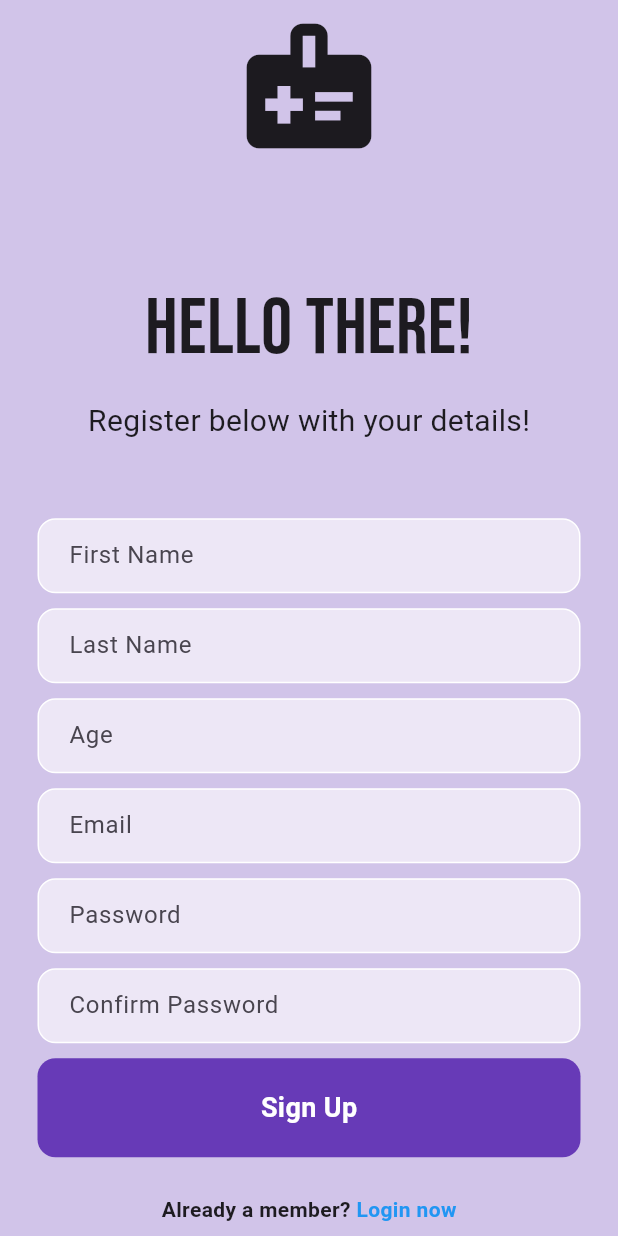
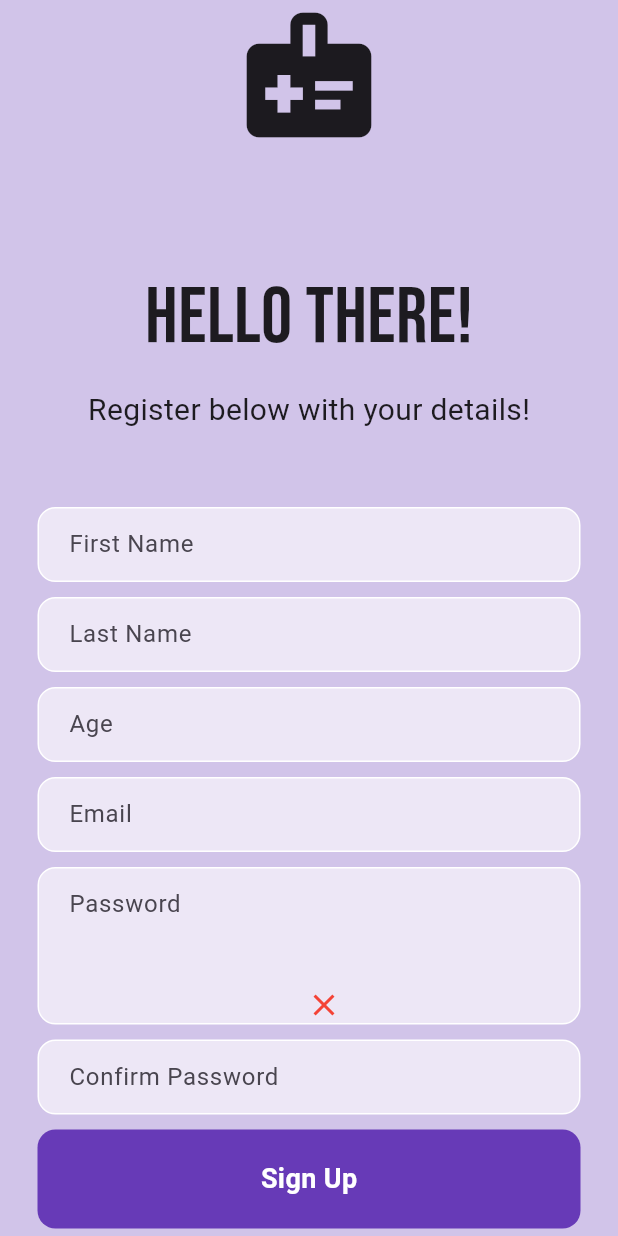
Before and after one commit to SmartHealthProject/waitingRoom_form, a Flutter app: the RegisterPage screen opened directly with empty values, on a phone screen of 412 x 824 dp. Run offline on Flutter 3.47's test engine with Material 3 defaults, Android fonts, the phone set to English and light mode, and no system bars; our stand-ins replace cloud_firestore, firebase_auth, firebase_core, google_fonts; accounts and stored records are empty.

Commit message:
password validation

```diff
--- a/lib/pages/register_page.dart
+++ b/lib/pages/register_page.dart
@@ -24,6 +24,9 @@ class _RegisterPageState extends State<RegisterPage> {
   final _firstNameController = TextEditingController();
   final _lastNameController = TextEditingController();
   final _ageController = TextEditingController();
+
+  bool isPasswordValid = false;
+  String passwordValidationMessage = '';
 
   @override
   void dispose(){
@@ -73,6 +76,21 @@ class _RegisterPageState extends State<RegisterPage> {
       return false;
     }
   }
+
+  void validatePassword(String passwordToValidate) {
+    String pattern =
+      r'^(?=.*?[A-Z])(?=.*?[a-z])(?=.*?[0-9])(?=.*?[!@#\$&*~]).{15,}$';
+    RegExp regExp = RegExp(pattern);
+    setState(() {
+      isPasswordValid = regExp.hasMatch(passwordToValidate);
+      if (!isPasswordValid) {
+        passwordValidationMessage =
+            'Password must be at least 15 characters long, include an uppercase letter, a lowercase letter, a number, and a special character.';
+      } else {
+        passwordValidationMessage = 'Password looks good!';
+      }
+    });
+}
 
   @override
   Widget build(BuildContext context) {
@@ -213,13 +231,30 @@ class _RegisterPageState extends State<RegisterPage> {
                       ),
                       child: Padding(
                         padding: const EdgeInsets.only(left: 20.0),
-                        child: TextField(
-                          controller: _passwordController,
-                          obscureText: true, //makes the password obscure
-                          decoration: InputDecoration(
-                            border: InputBorder.none,
-                            hintText: 'Password',
+                        child: Column(
+                          children: [TextField(
+                            controller: _passwordController,
+                            obscureText: true, //makes the password obscure
+                            decoration: InputDecoration(
+                              border: InputBorder.none,
+                              hintText: 'Password',
+                            ),
+                            onChanged: validatePassword, //validates the password
                           ),
+                          SizedBox(height: 10), // Space between the text field and the validation message
+                          // Validation Message
+                          Text(
+                            passwordValidationMessage,
+                            style: TextStyle(
+                              color: isPasswordValid ? Colors.green : Colors.red, // Change color based on validation
+                            ),
+                          ),
+                          // Validation Icon
+                          Icon(
+                            isPasswordValid ? Icons.check : Icons.close, // Show check or cross icon
+                            color: isPasswordValid ? Colors.green : Colors.red,
+                          ),
+                          ],
                         ),
                       ),
                     ),
```
